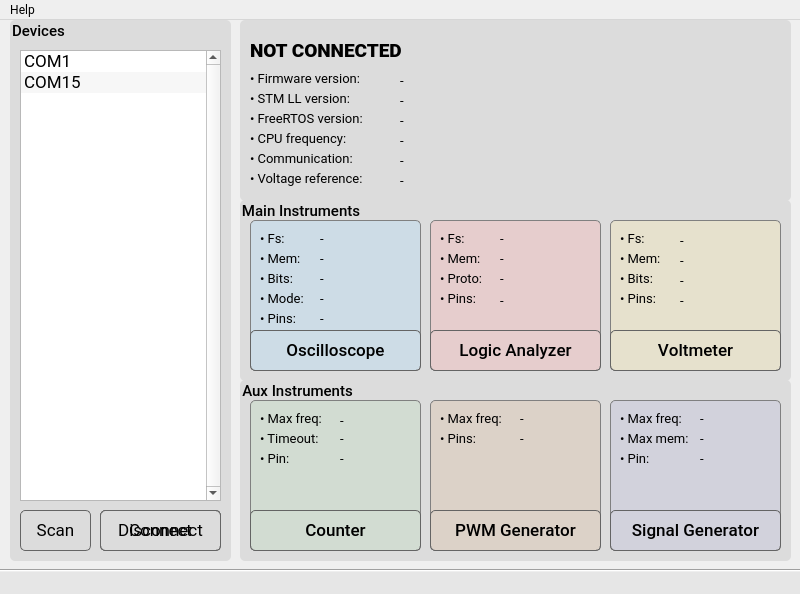
Old version of the form src/software-qt/EMBO/window__main.ui in the repository parezj/EMBO.
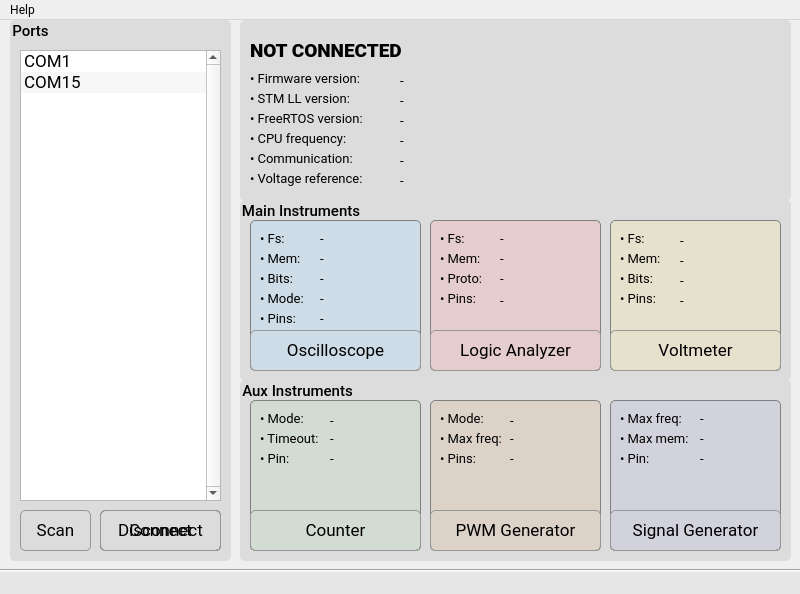
New version of the form. Icons and pictures are not drawn.

Commit message: * Qt MainWindow, CNTR, PWM, (SGEN) finished + FW+SW CNTR added Precise/Fast mode * lot of bug fixes

The edit to the form file:
```diff
--- a/src/software-qt/EMBO/window__main.ui
+++ b/src/software-qt/EMBO/window__main.ui
@@ -73,7 +73,7 @@
 QGroupBox::title {subcontrol-origin: margin;left: 10px;padding: 0 3px 0 3px;}</string>
     </property>
     <property name="title">
-     <string>Devices</string>
+     <string>Ports</string>
     </property>
     <widget class="QListWidget" name="listWidget_ports">
      <property name="geometry">
@@ -148,7 +148,7 @@
      <property name="styleSheet">
       <string notr="true">QPushButton {    
     padding: 0.2em 0.2em 0.3em 0.2em;
-    border: 1px solid rgb(100, 100, 100);
+    border: 1px solid rgb(150, 150, 150);
 	border-radius: 5px;
     background: qlineargradient(x1:0, y1:0, x2:0, y2:2,
                                   stop:0 #FFFFFF, stop:0.1 #FFFFFF, stop:1  #7B7B7B);
@@ -260,7 +260,7 @@
      <property name="styleSheet">
       <string notr="true">QPushButton {    
     padding: 0.2em 0.2em 0.3em 0.2em;
-    border: 1px solid rgb(100, 100, 100);
+    border: 1px solid rgb(150, 150, 150);
 	border-radius: 5px;
     background: qlineargradient(x1:0, y1:0, x2:0, y2:2,
                                   stop:0 #FFFFFF, stop:0.1 #FFFFFF, stop:1  #7B7B7B);
@@ -820,7 +820,7 @@
       </property>
       <property name="font">
        <font>
-        <family>Roboto Medium</family>
+        <family>Roboto</family>
         <pointsize>13</pointsize>
         <weight>50</weight>
         <bold>false</bold>
@@ -830,7 +830,7 @@
       <property name="styleSheet">
        <string notr="true">QPushButton {    
     padding: 0.2em 0.2em 0.3em 0.2em;
-    border: 1px solid rgb(100, 100, 100);
+    border: 1px solid rgb(150, 150, 150);
 	border-radius: 5px;
     background: qlineargradient(x1:0, y1:0, x2:0, y2:2,
                                   stop:0 #FFFFFF, stop:0.1 #FFFFFF, stop:1  #7B7B7B);
@@ -1165,7 +1165,7 @@
       </property>
       <property name="font">
        <font>
-        <family>Roboto Medium</family>
+        <family>Roboto</family>
         <pointsize>13</pointsize>
         <weight>50</weight>
         <bold>false</bold>
@@ -1175,7 +1175,7 @@
       <property name="styleSheet">
        <string notr="true">QPushButton {    
     padding: 0.2em 0.2em 0.3em 0.2em;
-    border: 1px solid rgb(100, 100, 100);
+    border: 1px solid rgb(150, 150, 150);
 	border-radius: 5px;
     background: qlineargradient(x1:0, y1:0, x2:0, y2:2,
                                   stop:0 #FFFFFF, stop:0.1 #FFFFFF, stop:1  #7B7B7B);
@@ -1458,7 +1458,7 @@
       </property>
       <property name="font">
        <font>
-        <family>Roboto Medium</family>
+        <family>Roboto</family>
         <pointsize>13</pointsize>
         <weight>50</weight>
         <bold>false</bold>
@@ -1468,7 +1468,7 @@
       <property name="styleSheet">
        <string notr="true">QPushButton {    
     padding: 0.2em 0.2em 0.3em 0.2em;
-    border: 1px solid rgb(100, 100, 100);
+    border: 1px solid rgb(150, 150, 150);
 	border-radius: 5px;
     background: qlineargradient(x1:0, y1:0, x2:0, y2:2,
                                   stop:0 #FFFFFF, stop:0.1 #FFFFFF, stop:1  #7B7B7B);
@@ -1784,7 +1784,7 @@
       </property>
       <property name="font">
        <font>
-        <family>Roboto Medium</family>
+        <family>Roboto</family>
         <pointsize>13</pointsize>
         <weight>50</weight>
         <bold>false</bold>
@@ -1794,7 +1794,7 @@
       <property name="styleSheet">
        <string notr="true">QPushButton {    
     padding: 0.2em 0.2em 0.3em 0.2em;
-    border: 1px solid rgb(100, 100, 100);
+    border: 1px solid rgb(150, 150, 150);
 	border-radius: 5px;
     background: qlineargradient(x1:0, y1:0, x2:0, y2:2,
                                   stop:0 #FFFFFF, stop:0.1 #FFFFFF, stop:1  #7B7B7B);
@@ -1835,7 +1835,7 @@
       <property name="geometry">
        <rect>
         <x>10</x>
-        <y>10</y>
+        <y>30</y>
         <width>71</width>
         <height>16</height>
        </rect>
@@ -1861,7 +1861,7 @@
       <property name="geometry">
        <rect>
         <x>10</x>
-        <y>30</y>
+        <y>50</y>
         <width>71</width>
         <height>16</height>
        </rect>
@@ -1886,9 +1886,9 @@
      <widget class="QLabel" name="label_pwm_pins">
       <property name="geometry">
        <rect>
-        <x>90</x>
-        <y>30</y>
-        <width>71</width>
+        <x>80</x>
+        <y>50</y>
+        <width>81</width>
         <height>16</height>
        </rect>
       </property>
@@ -1912,7 +1912,59 @@
      <widget class="QLabel" name="label_pwm_freq">
       <property name="geometry">
        <rect>
-        <x>90</x>
+        <x>80</x>
+        <y>30</y>
+        <width>81</width>
+        <height>16</height>
+       </rect>
+      </property>
+      <property name="font">
+       <font>
+        <family>Roboto</family>
+        <pointsize>10</pointsize>
+        <weight>50</weight>
+        <italic>false</italic>
+        <bold>false</bold>
+        <kerning>true</kerning>
+       </font>
+      </property>
+      <property name="text">
+       <string>-</string>
+      </property>
+      <property name="textFormat">
+       <enum>Qt::AutoText</enum>
+      </property>
+     </widget>
+     <widget class="QLabel" name="label_pwm_mode">
+      <property name="geometry">
+       <rect>
+        <x>80</x>
+        <y>10</y>
+        <width>81</width>
+        <height>20</height>
+       </rect>
+      </property>
+      <property name="font">
+       <font>
+        <family>Roboto</family>
+        <pointsize>10</pointsize>
+        <weight>50</weight>
+        <italic>false</italic>
+        <bold>false</bold>
+        <kerning>true</kerning>
+       </font>
+      </property>
+      <property name="text">
+       <string>-</string>
+      </property>
+      <property name="textFormat">
+       <enum>Qt::AutoText</enum>
+      </property>
+     </widget>
+     <widget class="QLabel" name="label_33">
+      <property name="geometry">
+       <rect>
+        <x>10</x>
         <y>10</y>
         <width>71</width>
         <height>16</height>
@@ -1929,7 +1981,7 @@
        </font>
       </property>
       <property name="text">
-       <string>-</string>
+       <string>• Mode:</string>
       </property>
       <property name="textFormat">
        <enum>Qt::AutoText</enum>
@@ -1973,7 +2025,7 @@
       </property>
       <property name="font">
        <font>
-        <family>Roboto Medium</family>
+        <family>Roboto</family>
         <pointsize>13</pointsize>
         <weight>50</weight>
         <bold>false</bold>
@@ -1983,7 +2035,7 @@
       <property name="styleSheet">
        <string notr="true">QPushButton {    
     padding: 0.2em 0.2em 0.3em 0.2em;
-    border: 1px solid rgb(100, 100, 100);
+    border: 1px solid rgb(150, 150, 150);
 	border-radius: 5px;
     background: qlineargradient(x1:0, y1:0, x2:0, y2:2,
                                   stop:0 #FFFFFF, stop:0.1 #FFFFFF, stop:1  #7B7B7B);
@@ -2214,7 +2266,7 @@
       </property>
       <property name="font">
        <font>
-        <family>Roboto Medium</family>
+        <family>Roboto</family>
         <pointsize>13</pointsize>
         <weight>50</weight>
         <bold>false</bold>
@@ -2224,7 +2276,7 @@
       <property name="styleSheet">
        <string notr="true">QPushButton {    
     padding: 0.2em 0.2em 0.3em 0.2em;
-    border: 1px solid rgb(100, 100, 100);
+    border: 1px solid rgb(150, 150, 150);
 	border-radius: 5px;
     background: qlineargradient(x1:0, y1:0, x2:0, y2:2,
                                   stop:0 #FFFFFF, stop:0.1 #FFFFFF, stop:1  #7B7B7B);
@@ -2307,7 +2359,7 @@
        </font>
       </property>
       <property name="text">
-       <string>• Max freq:</string>
+       <string>• Mode:</string>
       </property>
       <property name="textFormat">
        <enum>Qt::AutoText</enum>
@@ -2342,9 +2394,9 @@
      <widget class="QLabel" name="label_cntr_freq">
       <property name="geometry">
        <rect>
-        <x>90</x>
+        <x>80</x>
         <y>10</y>
-        <width>71</width>
+        <width>91</width>
         <height>20</height>
        </rect>
       </property>
@@ -2368,9 +2420,9 @@
      <widget class="QLabel" name="label_cntr_pins">
       <property name="geometry">
        <rect>
-        <x>90</x>
+        <x>80</x>
         <y>50</y>
-        <width>71</width>
+        <width>81</width>
         <height>16</height>
        </rect>
       </property>
@@ -2394,9 +2446,9 @@
      <widget class="QLabel" name="label_cntr_timeout">
       <property name="geometry">
        <rect>
-        <x>90</x>
+        <x>80</x>
         <y>30</y>
-        <width>71</width>
+        <width>81</width>
         <height>16</height>
        </rect>
       </property>
```
Left out of the diff: 63 changed lines with no effect on the pictures. The commit also changes 57 other files.
